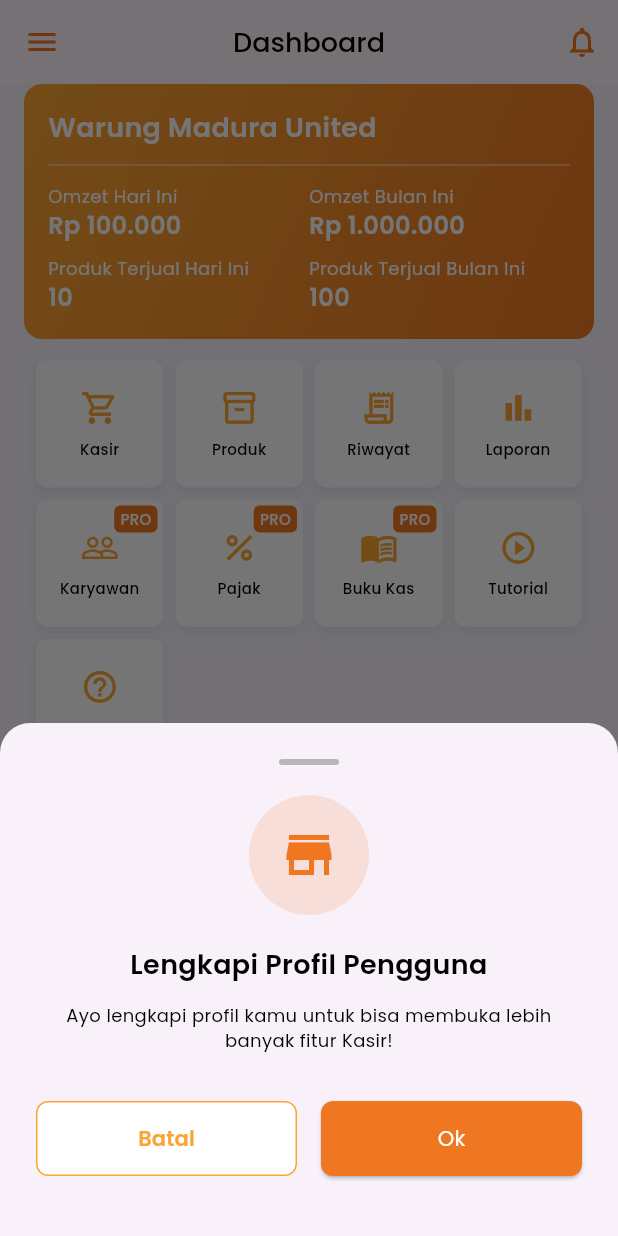
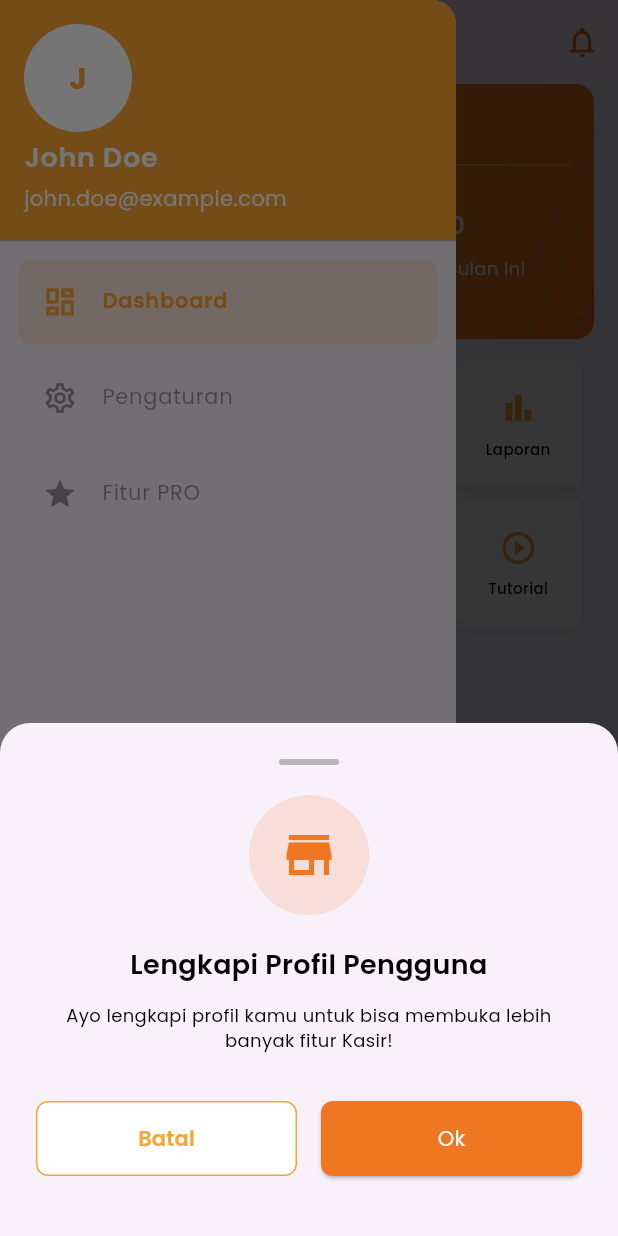
Before and after one commit to JinXVIII/FL-Kasirin-App, a Flutter app: the DashboardScreen screen opened by its route, with the side drawer open (before the commit the screen has no drawer), on a phone screen of 412 x 824 dp. Run offline on Flutter 3.47's test engine with Material 3 defaults, Android fonts, the light colour scheme and no system bars; drawn by our look-alikes of fl_chart; our stand-ins replace go_router, image_picker, shared_preferences; accounts and stored records are empty.

Commit message:
feat(dashboard): add navigation drawer with user profile and logout

```diff
--- a/lib/presentations/screens/dashboard/dashboard_screen.dart
+++ b/lib/presentations/screens/dashboard/dashboard_screen.dart
@@ -6,6 +6,7 @@ import '../../../cores/routes/app_router.dart';
 import '../../../cores/constants/colors.dart';
 import '../../../cores/themes/text_styles.dart';
 
+import '../../widgets/app_drawer.dart';
 import 'widgets/financial_information_card.dart';
 import 'widgets/menu_item_card.dart';
 import 'widgets/sales_line_chart.dart';
@@ -21,6 +22,10 @@ class DashboardScreen extends StatefulWidget {
 class _DashboardScreenState extends State<DashboardScreen> {
   bool _isProfileCompleted = false;
   bool _isLoading = true;
+
+  // User profile data (for demonstration)
+  final String _userName = "John Doe";
+  final String _userEmail = "john.doe@example.com";
 
   @override
   void initState() {
@@ -95,26 +100,36 @@ class _DashboardScreenState extends State<DashboardScreen> {
       {"icon": Icons.help_outline, "label": "Bantuan", "onTap": () {}},
     ];
 
+    // Get current route
+    final String currentRoute = GoRouterState.of(context).uri.toString();
+
     return Scaffold(
       appBar: AppBar(
         title: Text("Dashboard", style: AppTextStyles.titlePage),
         centerTitle: true,
-        leading: IconButton(
-          icon: const Icon(Icons.menu, color: AppColors.orange),
-          onPressed: () {},
+        leading: Builder(
+          builder: (context) {
+            return IconButton(
+              icon: const Icon(Icons.menu, color: AppColors.orange),
+              onPressed: () {
+                Scaffold.of(context).openDrawer();
+              },
+            );
+          },
         ),
         actions: [
           IconButton(
-            icon: const Icon(
-              Icons.notifications_none,
-              color: AppColors.orange,
-              // size: 24,
-            ),
+            icon: const Icon(Icons.notifications_none, color: AppColors.orange),
             onPressed: () {},
           ),
         ],
       ),
       backgroundColor: AppColors.body,
+      drawer: AppDrawer(
+        userName: _userName,
+        userEmail: _userEmail,
+        currentRoute: currentRoute,
+      ),
       body: _isLoading
           ? const Center(child: CircularProgressIndicator())
           : Padding(
--- /dev/null
+++ b/lib/presentations/widgets/app_drawer.dart
@@ -0,0 +1,183 @@
+import 'package:flutter/material.dart';
+import 'package:go_router/go_router.dart';
+import 'package:shared_preferences/shared_preferences.dart';
+
+import '../../cores/constants/colors.dart';
+import '../../cores/themes/text_styles.dart';
+
+class AppDrawer extends StatelessWidget {
+  const AppDrawer({
+    super.key,
+    required this.userName,
+    required this.userEmail,
+    this.currentRoute = '/dashboard',
+  });
+
+  final String userName;
+  final String userEmail;
+  final String currentRoute;
+
+  Future<void> _logout(BuildContext context) async {
+    // Clear any stored data (e.g., authentication tokens)
+    final prefs = await SharedPreferences.getInstance();
+    await prefs.clear();
+
+    // Navigate to login screen
+    if (context.mounted) {
+      context.pushReplacement('/login');
+    }
+  }
+
+  void _showLogoutConfirmation(BuildContext context) {
+    showDialog(
+      context: context,
+      builder: (context) => AlertDialog(
+        title: Text('Konfirmasi Keluar', style: AppTextStyles.heading3),
+        content: Text(
+          'Apakah Anda yakin ingin keluar dari aplikasi?',
+          style: AppTextStyles.bodyMedium,
+        ),
+        actions: [
+          TextButton(
+            onPressed: () {
+              Navigator.pop(context); // Close dialog
+            },
+            child: Text(
+              'Batal',
+              style: AppTextStyles.bodyMedium.copyWith(color: AppColors.grey),
+            ),
+          ),
+          TextButton(
+            onPressed: () {
+              Navigator.pop(context); // Close dialog
+              _logout(context);
+            },
+            child: Text(
+              'Keluar',
+              style: AppTextStyles.bodyMedium.copyWith(color: AppColors.red),
+            ),
+          ),
+        ],
+      ),
+    );
+  }
+
+  Widget _buildMenuItem({
+    required BuildContext context,
+    required IconData icon,
+    required String title,
+    required String route,
+    required VoidCallback onTap,
+  }) {
+    final isActive = currentRoute == route;
+
+    return Container(
+      margin: const EdgeInsets.symmetric(horizontal: 12, vertical: 4),
+      decoration: BoxDecoration(
+        color: isActive ? AppColors.primary.withAlpha(40) : Colors.transparent,
+        borderRadius: BorderRadius.circular(8),
+      ),
+      child: ListTile(
+        leading: Icon(
+          icon,
+          color: isActive ? AppColors.primary : AppColors.black.withAlpha(100),
+        ),
+        title: Text(
+          title,
+          style: AppTextStyles.bodyMedium.copyWith(
+            color: isActive
+                ? AppColors.primary
+                : AppColors.black.withAlpha(100),
+            fontWeight: isActive ? FontWeight.w600 : FontWeight.normal,
+          ),
+        ),
+        onTap: () {
+          Navigator.pop(context); // Close drawer
+          onTap();
+        },
+      ),
+    );
+  }
+
+  @override
+  Widget build(BuildContext context) {
+    return Drawer(
+      child: Column(
+        children: [
+          // User profile header
+          UserAccountsDrawerHeader(
+            accountName: Text(
+              userName,
+              style: AppTextStyles.heading3.copyWith(color: AppColors.white),
+            ),
+            accountEmail: Text(
+              userEmail,
+              style: AppTextStyles.bodyMedium.copyWith(color: AppColors.white),
+            ),
+            currentAccountPicture: CircleAvatar(
+              backgroundColor: AppColors.white,
+              child: Text(
+                userName.substring(0, 1).toUpperCase(),
+                style: AppTextStyles.heading2.copyWith(
+                  color: AppColors.primary,
+                ),
+              ),
+            ),
+            decoration: const BoxDecoration(color: AppColors.primary),
+          ),
+
+          // Menu items with active container
+          _buildMenuItem(
+            context: context,
+            icon: Icons.dashboard_outlined,
+            title: 'Dashboard',
+            route: '/dashboard',
+            onTap: () {
+              // Already on dashboard, no need to navigate
+            },
+          ),
+          _buildMenuItem(
+            context: context,
+            icon: Icons.settings_outlined,
+            title: 'Pengaturan',
+            route: '/settings',
+            onTap: () {
+              // TODO: Navigate to settings screen
+            },
+          ),
+          _buildMenuItem(
+            context: context,
+            icon: Icons.star_outlined,
+            title: 'Fitur PRO',
+            route: '/pro-features',
+            onTap: () {
+              // TODO: Navigate to PRO features screen
+            },
+          ),
+
+          const Spacer(), // Push logout button to bottom
+          // Logout button at the bottom
+          Padding(
+            padding: const EdgeInsets.all(16.0),
+            child: SizedBox(
+              width: double.infinity,
+              child: TextButton(
+                onPressed: () {
+                  Navigator.pop(context); // Close drawer
+                  _showLogoutConfirmation(context);
+                },
+                child: Text(
+                  'Keluar',
+                  style: AppTextStyles.bodyMedium.copyWith(
+                    color: AppColors.red,
+                    fontWeight: FontWeight.w600,
+                  ),
+                ),
+              ),
+            ),
+          ),
+        ],
+      ),
+    );
+  }
+}
```
